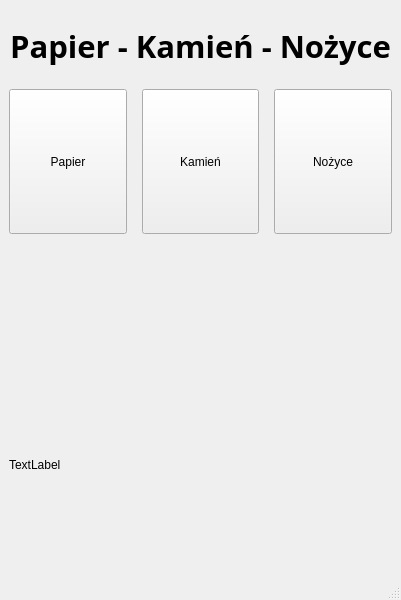
This is mainwindow.ui in G18C10/PRS_2Pg as Qt 5 draws it before an edit. The edited form follows.
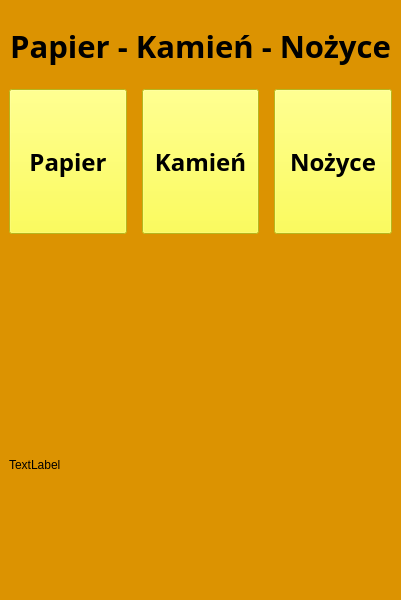
This is the edited form.

Commit message: kolory_layout

The edit to the form file:
```diff
--- a/mainwindow.ui
+++ b/mainwindow.ui
@@ -19,6 +19,9 @@
   <property name="windowTitle">
    <string>MainWindow</string>
   </property>
+  <property name="styleSheet">
+   <string notr="true">background-color: rgb(220, 147, 1);</string>
+  </property>
   <widget class="QWidget" name="centralwidget">
    <layout class="QVBoxLayout" name="verticalLayout_2">
     <item>
@@ -37,6 +40,9 @@
         <bold>true</bold>
        </font>
       </property>
+      <property name="styleSheet">
+       <string notr="true">color: rgb(0, 0, 0);</string>
+      </property>
       <property name="text">
        <string>Papier - Kamień - Nożyce</string>
       </property>
@@ -70,6 +76,18 @@
           <height>145</height>
          </size>
         </property>
+        <property name="font">
+         <font>
+          <family>Segoe UI Black</family>
+          <pointsize>18</pointsize>
+          <weight>75</weight>
+          <bold>true</bold>
+         </font>
+        </property>
+        <property name="styleSheet">
+         <string notr="true">background-color: rgb(255, 255, 41);
+color: rgb(0, 0, 0);</string>
+        </property>
         <property name="text">
          <string>Papier</string>
         </property>
@@ -83,6 +101,18 @@
           <height>145</height>
          </size>
         </property>
+        <property name="font">
+         <font>
+          <family>Segoe UI Black</family>
+          <pointsize>18</pointsize>
+          <weight>75</weight>
+          <bold>true</bold>
+         </font>
+        </property>
+        <property name="styleSheet">
+         <string notr="true">background-color: rgb(255, 255, 41);
+color: rgb(0, 0, 0);</string>
+        </property>
         <property name="text">
          <string>Kamień</string>
         </property>
@@ -96,6 +126,18 @@
           <height>145</height>
          </size>
         </property>
+        <property name="font">
+         <font>
+          <family>Segoe UI Black</family>
+          <pointsize>18</pointsize>
+          <weight>75</weight>
+          <bold>true</bold>
+         </font>
+        </property>
+        <property name="styleSheet">
+         <string notr="true">background-color: rgb(255, 255, 41);
+color: rgb(0, 0, 0);</string>
+        </property>
         <property name="text">
          <string>Nożyce</string>
         </property>
```
